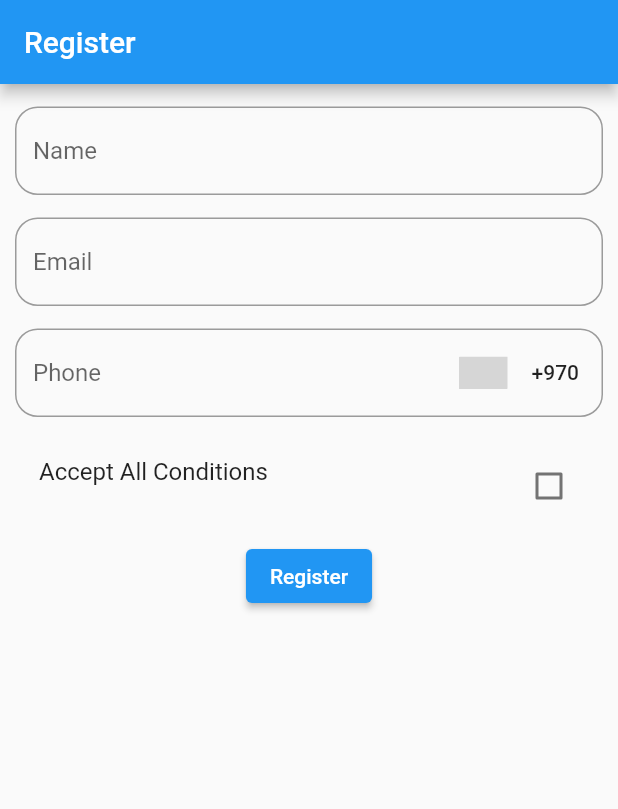
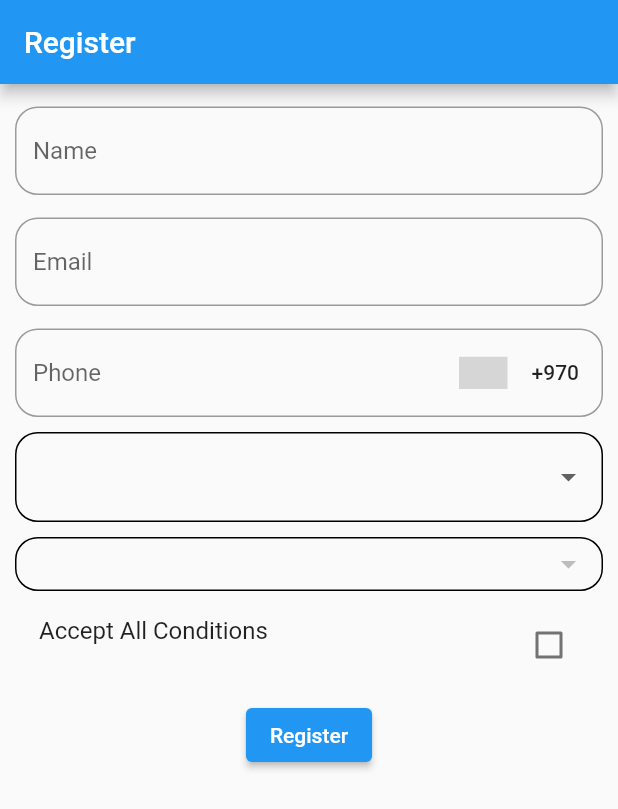
Before and after one commit to shadysamara/gsg_ui2022, a Flutter app: the screen it shows after launch, on a phone screen of 412 x 824 dp. Shown: the top 809 px of the screen. Run offline on Flutter 3.47's test engine with Material 2 defaults, Android fonts, the phone set to English and light mode, and no system bars; drawn by our look-alikes of country_code_picker; our stand-ins replace cached_network_image, easy_localization, flutter_screenutil, image_picker, lottie, share_plus and 1 more; grey boxes are pictures that could not be loaded.

Commit message:
drop down

```diff
--- /dev/null
+++ b/lib/validation_ex/country.dart
@@ -0,0 +1,11 @@
+class Country {
+  String name;
+  List<String> cities;
+  Country(this.name, this.cities);
+}
+
+List<Country> countries = [
+  Country('Palestine', ['Gaza','Jenin','Jabalia']),
+  Country('Saudi', ['Maca', 'Jaddah']),
+  Country('Emarites', ['Dubai', 'AbuDhabi', 'Sharqa']),
+];
--- a/lib/validation_ex/register_screen.dart
+++ b/lib/validation_ex/register_screen.dart
@@ -1,10 +1,16 @@
 import 'package:country_code_picker/country_code_picker.dart';
 import 'package:flutter/material.dart';
+import 'package:gsk_ui/validation_ex/country.dart';
 import 'package:gsk_ui/validation_ex/custom_checkbox.dart';
 import 'package:gsk_ui/validation_ex/custom_textfield.dart';
 import 'package:string_validator/string_validator.dart';
 
-class RegisterScreen extends StatelessWidget {
+class RegisterScreen extends StatefulWidget {
+  @override
+  State<RegisterScreen> createState() => _RegisterScreenState();
+}
+
+class _RegisterScreenState extends State<RegisterScreen> {
   String? requiredValidator(String v) {
     if (v.length < 3) {
       return 'name must contain at least 3 letters';
@@ -30,10 +36,17 @@ class RegisterScreen extends StatelessWidget {
   }
 
   GlobalKey<FormState> registerKey = GlobalKey();
+
   TextEditingController nameController = TextEditingController();
+
   TextEditingController emailController = TextEditingController();
+
   TextEditingController phoneController = TextEditingController();
+
   String? countryCode = '970';
+
+  Country? selectedCountry;
+  String? selectedCity;
   @override
   Widget build(BuildContext context) {
     // TODO: implement build
@@ -42,7 +55,6 @@ class RegisterScreen extends StatelessWidget {
       body: Container(
         margin: EdgeInsets.symmetric(horizontal: 10, vertical: 15),
         child: Form(
-
           key: registerKey,
           child: Column(
             children: [
@@ -54,7 +66,6 @@ class RegisterScreen extends StatelessWidget {
                 height: 15,
               ),
               CustomTextfield(
-
                   textInputType: TextInputType.emailAddress,
                   title: 'Email',
                   validator: emailValidator,
@@ -64,10 +75,11 @@ class RegisterScreen extends StatelessWidget {
               ),
               CustomTextfield(
                   textInputType: TextInputType.phone,
-                  suffix:    CountryCodePicker(
+                  suffix: CountryCodePicker(
                     onChanged: (v) {
                       countryCode = v.dialCode;
-                },initialSelection: 'PS',
+                    },
+                    initialSelection: 'PS',
                     showCountryOnly: false,
                     showOnlyCountryWhenClosed: false,
                     alignLeft: false,
@@ -75,8 +87,60 @@ class RegisterScreen extends StatelessWidget {
                   title: 'Phone',
                   validator: phoneValidation,
                   controller: phoneController),
-                  SizedBox(height: 10,),
-           CustomCheckbox(validator: checkBoxValidator,),
+              SizedBox(
+                height: 10,
+              ),
+              Container(
+                padding: EdgeInsets.symmetric(horizontal: 10, vertical: 5),
+                decoration: BoxDecoration(
+                    border: Border.all(color: Colors.black),
+                    borderRadius: BorderRadius.circular(
+                      15,
+                    )),
+                child: DropdownButton<Country>(
+                    isExpanded: true,
+                    underline: SizedBox(),
+                    value: selectedCountry,
+                    items: countries.map((e) {
+                      return DropdownMenuItem<Country>(
+                        value: e,
+                        child: Text(e.name),
+                      );
+                    }).toList(),
+                    onChanged: (v) {
+                      selectedCountry = v;
+                       selectedCity = v!.cities.first;
+                      setState(() {});
+                    }),
+              ),
+              SizedBox(
+                height: 10,
+              ),
+              Container(
+                padding: EdgeInsets.symmetric(horizontal: 10, vertical: 5),
+                decoration: BoxDecoration(
+                    border: Border.all(color: Colors.black),
+                    borderRadius: BorderRadius.circular(
+                      15,
+                    )),
+                child: DropdownButton<String>(
+                    isExpanded: true,
+                    underline: SizedBox(),
+                    value: selectedCity,
+                    items: selectedCountry?.cities.map((e) {
+                      return DropdownMenuItem<String>(
+                        value: e,
+                        child: Text(e),
+                      );
+                    }).toList(),
+                    onChanged: (v) {
+                      selectedCity = v;
+                      setState(() {});
+                    }),
+              ),
+              CustomCheckbox(
+                validator: checkBoxValidator,
+              ),
               ElevatedButton(
                   onPressed: () {
                     registerKey.currentState!.validate();
```
Lines whose indentation alone changed are shown as unchanged.
